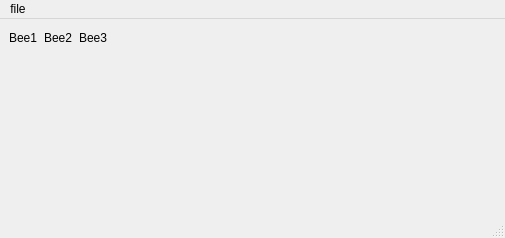
Above: ui/BeeReal.ui from nicolasCtd/beeReal before the change. Below: the same form after it.
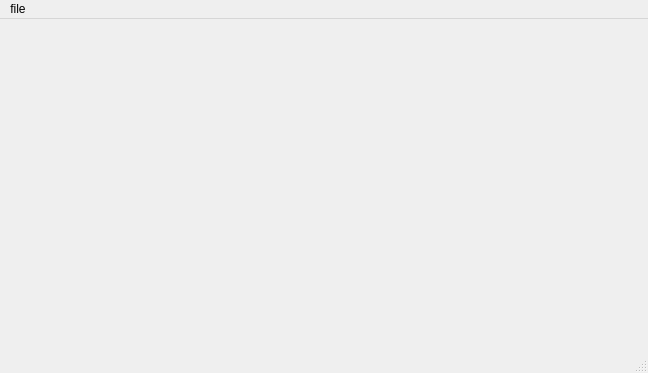
That is the form after the change.

Commit message: First step adding analysis UI

```diff
--- a/ui/BeeReal.ui
+++ b/ui/BeeReal.ui
@@ -6,92 +6,20 @@
    <rect>
     <x>0</x>
     <y>0</y>
-    <width>505</width>
-    <height>238</height>
+    <width>648</width>
+    <height>373</height>
    </rect>
   </property>
   <property name="windowTitle">
    <string>BeeReal</string>
   </property>
-  <widget class="QWidget" name="centralwidget">
-   <layout class="QVBoxLayout" name="verticalLayout">
-    <item>
-     <layout class="QHBoxLayout" name="horizontalLayout">
-      <item>
-       <widget class="QLabel" name="label">
-        <property name="maximumSize">
-         <size>
-          <width>200</width>
-          <height>200</height>
-         </size>
-        </property>
-        <property name="text">
-         <string>Bee1</string>
-        </property>
-       </widget>
-      </item>
-      <item>
-       <widget class="QLabel" name="label_2">
-        <property name="maximumSize">
-         <size>
-          <width>200</width>
-          <height>200</height>
-         </size>
-        </property>
-        <property name="text">
-         <string>Bee2</string>
-        </property>
-       </widget>
-      </item>
-      <item>
-       <widget class="QLabel" name="label_3">
-        <property name="maximumSize">
-         <size>
-          <width>200</width>
-          <height>200</height>
-         </size>
-        </property>
-        <property name="text">
-         <string>Bee3</string>
-        </property>
-       </widget>
-      </item>
-      <item>
-       <spacer name="horizontalSpacer">
-        <property name="orientation">
-         <enum>Qt::Horizontal</enum>
-        </property>
-        <property name="sizeHint" stdset="0">
-         <size>
-          <width>40</width>
-          <height>20</height>
-         </size>
-        </property>
-       </spacer>
-      </item>
-     </layout>
-    </item>
-    <item>
-     <spacer name="verticalSpacer">
-      <property name="orientation">
-       <enum>Qt::Vertical</enum>
-      </property>
-      <property name="sizeHint" stdset="0">
-       <size>
-        <width>20</width>
-        <height>133</height>
-       </size>
-      </property>
-     </spacer>
-    </item>
-   </layout>
-  </widget>
+  <widget class="QWidget" name="centralwidget"/>
   <widget class="QMenuBar" name="menubar">
    <property name="geometry">
     <rect>
      <x>0</x>
      <y>0</y>
-     <width>505</width>
+     <width>648</width>
      <height>26</height>
     </rect>
    </property>
```
The commit also changes 4 other files.
